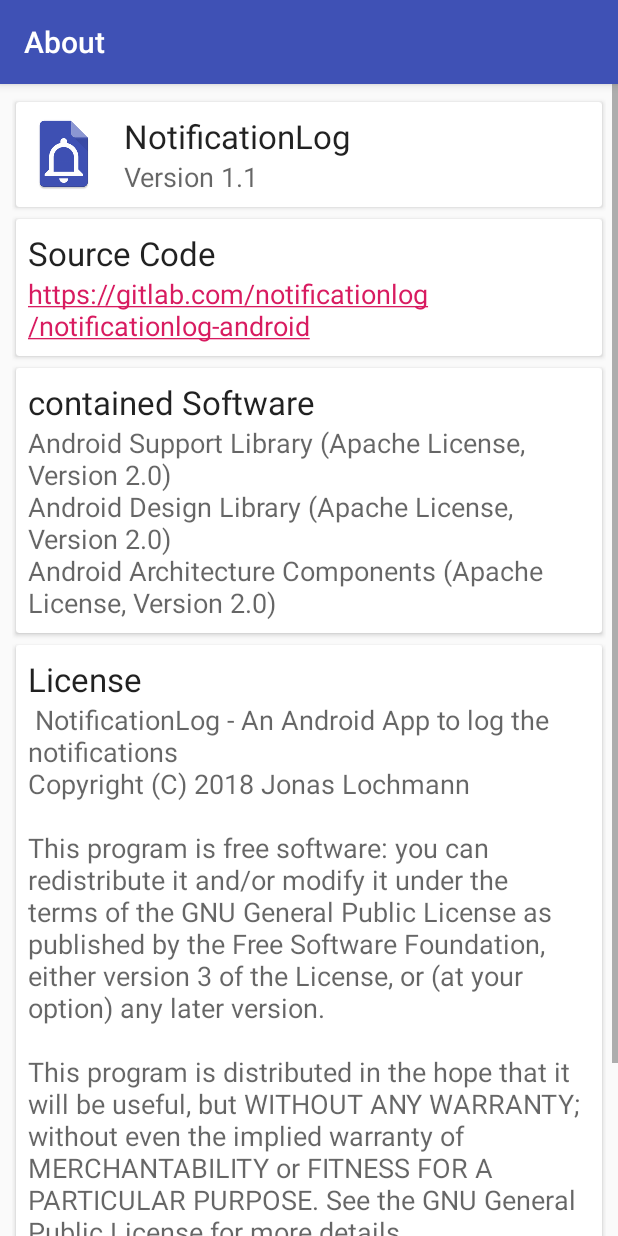
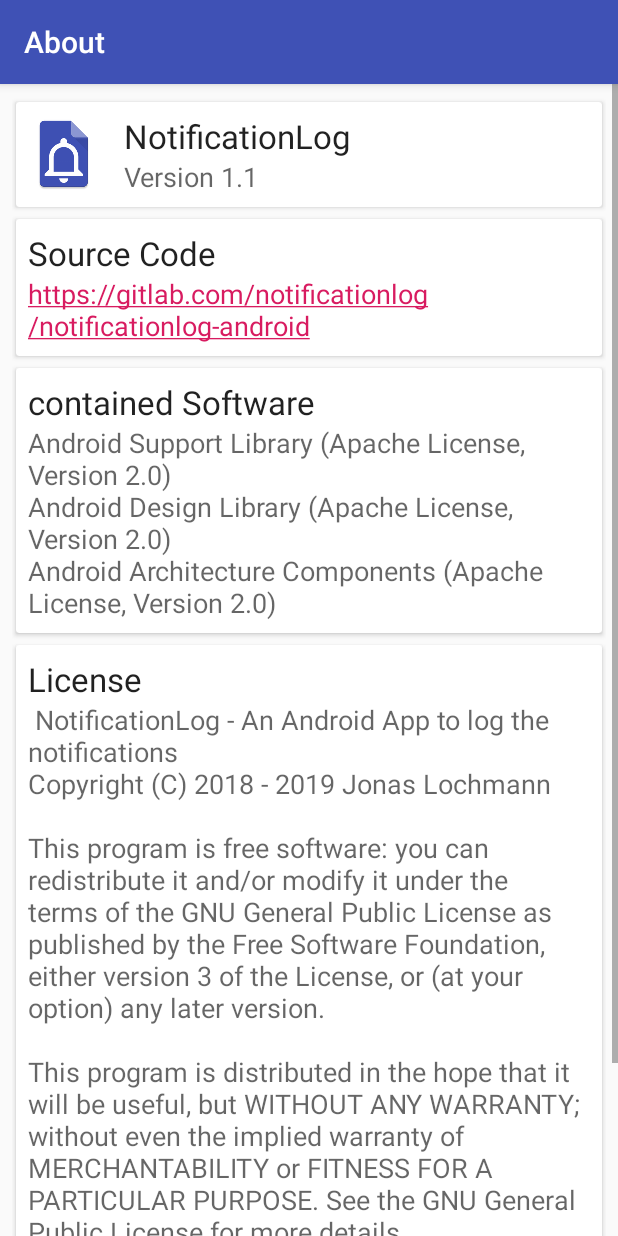
Before and after one commit to d33mobile/notification-http, an Android app: the AboutActivity screen opened directly, with no data from a screen before it, on a phone screen of 412 x 824 dp. Run offline under Robolectric (Android 15) with nearby library versions, the phone set to English and light mode, and no system bars.

Commit message:
Update copyright year

```diff
--- a/app/src/main/res/values/strings-license.xml
+++ b/app/src/main/res/values/strings-license.xml
@@ -2,7 +2,7 @@
 <resources>
     <string name="license" translatable="false">
         NotificationLog - An Android App to log the notifications
-        \nCopyright (C) 2018 Jonas Lochmann
+        \nCopyright (C) 2018 - 2019 Jonas Lochmann
 
         \n\nThis program is free software: you can redistribute it and/or modify
         it under the terms of the GNU General Public License as published by
```
Also changed, not shown: 1 other file.
